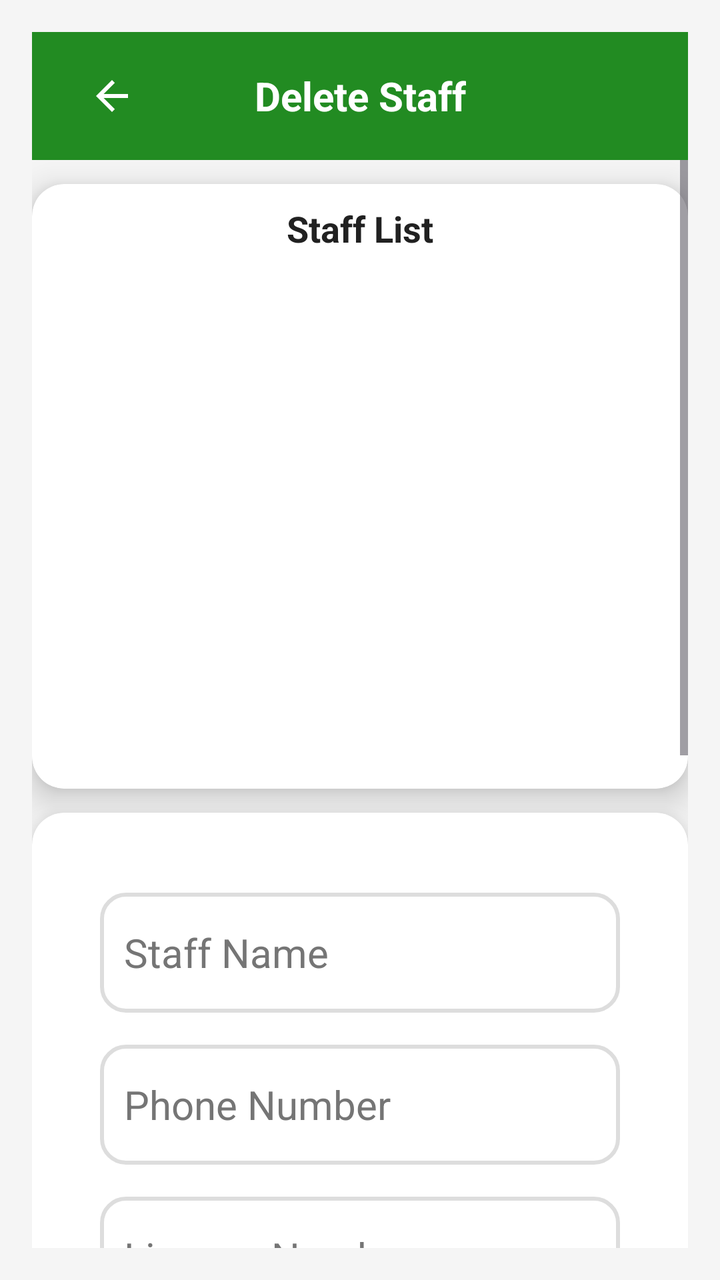
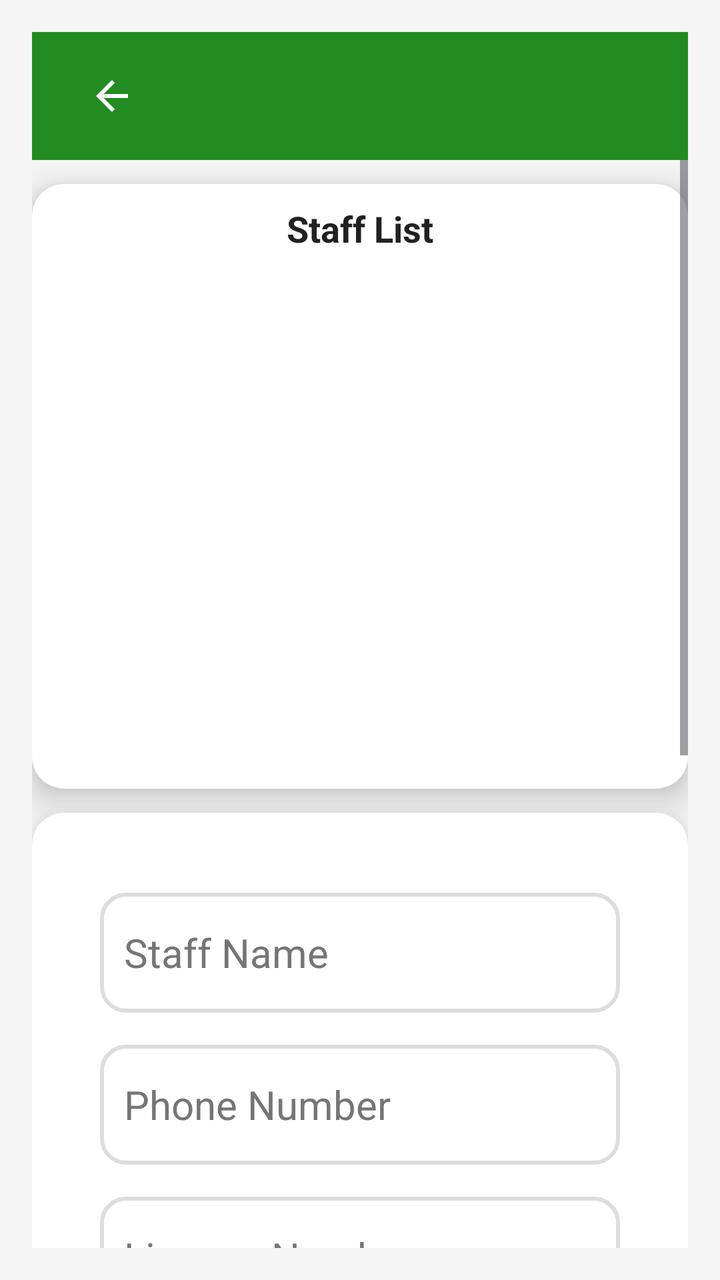

An Android layout rendered at two revisions. The XML below is the earlier revision; the diff shows what the commit changed to produce the second picture.
<!-- AndroidManifest.xml: application theme Theme.TransportApp -->
<!-- res/layout/activity_delete_staff.xml -->
<?xml version="1.0" encoding="utf-8"?>
<LinearLayout
    xmlns:android="http://schemas.android.com/apk/res/android"
    xmlns:app="http://schemas.android.com/apk/res-auto"
    android:layout_width="match_parent"
    android:layout_height="match_parent"
    android:orientation="vertical"
    android:background="#F5F5F5"
    android:padding="16dp">

    
    <androidx.appcompat.widget.Toolbar
        android:layout_width="match_parent"
        android:layout_height="?attr/actionBarSize"
        android:background="@color/green"
        android:elevation="6dp"
        android:theme="@style/ThemeOverlay.AppCompat.Dark.ActionBar">

        <ImageButton
            android:layout_width="48dp"
            android:layout_height="48dp"
            android:layout_marginStart="12dp"
            android:background="@null"
            android:contentDescription="Back"
            android:src="@drawable/baseline_arrow_back_24"
            app:tint="@android:color/white" />

        <TextView
            android:layout_width="wrap_content"
            android:layout_height="wrap_content"
            android:layout_gravity="center"
            android:text="Delete Staff"
            android:textColor="@android:color/white"
            android:textSize="20sp"
            android:textStyle="bold"/>
    </androidx.appcompat.widget.Toolbar>

    
    <ScrollView
        android:layout_width="match_parent"
        android:layout_height="0dp"
        android:layout_weight="1"
        android:fillViewport="true">

        <LinearLayout
            android:layout_width="match_parent"
            android:layout_height="wrap_content"
            android:orientation="vertical">

            
            <androidx.cardview.widget.CardView
                android:layout_width="match_parent"
                android:layout_height="wrap_content"
                android:layout_marginTop="12dp"
                android:backgroundTint="@android:color/white"
                app:cardCornerRadius="16dp"
                app:cardElevation="10dp">

                <LinearLayout
                    android:layout_width="match_parent"
                    android:layout_height="wrap_content"
                    android:orientation="vertical"
                    android:padding="10dp">

                    <TextView
                        android:layout_width="wrap_content"
                        android:layout_height="wrap_content"
                        android:text="Staff List"
                        android:textSize="18sp"
                        android:textStyle="bold"
                        android:textColor="#212121"
                        android:layout_gravity="center"
                        android:paddingBottom="8dp"/>

                    <androidx.recyclerview.widget.RecyclerView
                        android:id="@+id/driverRecyclerView"
                        android:layout_width="match_parent"
                        android:layout_height="250dp"
                        android:scrollbars="vertical"/>
                </LinearLayout>
            </androidx.cardview.widget.CardView>

            
            <androidx.cardview.widget.CardView
                android:layout_width="match_parent"
                android:layout_height="wrap_content"
                android:layout_marginTop="12dp"
                android:backgroundTint="@android:color/white"
                app:cardCornerRadius="16dp"
                app:cardElevation="10dp">

                <LinearLayout
                    android:layout_width="match_parent"
                    android:layout_height="wrap_content"
                    android:orientation="vertical"
                    android:padding="24dp">

                    <EditText
                        android:id="@+id/driverNameInput"
                        android:layout_width="match_parent"
                        android:layout_height="60dp"
                        android:layout_marginTop="16dp"
                        android:layout_marginHorizontal="10dp"
                        android:background="@drawable/edittext_background"
                        android:hint="Staff Name"
                        android:inputType="text"
                        android:padding="12dp"
                        android:textColor="#212121"
                        android:textColorHint="#757575"
                        android:textSize="20sp"
                        android:enabled="false" /> 

                    <EditText
                        android:id="@+id/driverPhoneInput"
                        android:layout_width="match_parent"
                        android:layout_height="60dp"
                        android:layout_marginTop="16dp"
                        android:layout_marginHorizontal="10dp"
                        android:background="@drawable/edittext_background"
                        android:hint="Phone Number"
                        android:inputType="phone"
                        android:padding="12dp"
                        android:textColor="#212121"
                        android:textColorHint="#757575"
                        android:textSize="20sp"
                        android:enabled="false" />

                    <EditText
                        android:id="@+id/licenseNumberInput"
                        android:layout_width="match_parent"
                        android:layout_height="60dp"
                        android:layout_marginTop="16dp"
                        android:layout_marginHorizontal="10dp"
                        android:background="@drawable/edittext_background"
                        android:hint="License Number"
                        android:inputType="text"
                        android:padding="12dp"
                        android:textColor="#212121"
                        android:textColorHint="#757575"
                        android:textSize="20sp"
                        android:enabled="false" />

                    <Spinner
                        android:id="@+id/vehicleDropdown"
                        android:layout_width="match_parent"
                        android:layout_height="60dp"
                        android:layout_marginTop="16dp"
                        android:layout_marginHorizontal="10dp"
                        android:background="@drawable/edittext_background"
                        android:padding="12dp"
                        android:spinnerMode="dropdown"
                        android:enabled="false" />

                    <Spinner
                        android:id="@+id/routeDropdown"
                        android:layout_width="match_parent"
                        android:layout_height="60dp"
                        android:layout_marginTop="16dp"
                        android:layout_marginHorizontal="10dp"
                        android:background="@drawable/edittext_background"
                        android:padding="12dp"
                        android:spinnerMode="dropdown"
                        android:enabled="false" />

                    <RadioGroup
                        android:id="@+id/statusRadioGroup"
                        android:layout_width="match_parent"
                        android:layout_height="wrap_content"
                        android:layout_marginTop="16dp"
                        android:layout_marginHorizontal="10dp"
                        android:orientation="horizontal"
                        android:enabled="false">

                        <RadioButton
                            android:id="@+id/activeRadioButton"
                            android:layout_width="0dp"
                            android:layout_height="wrap_content"
                            android:layout_weight="1"
                            android:text="Active"
                            android:textSize="18sp"
                            android:textColor="#212121"
                            android:padding="8dp"
                            android:checked="true" />

                        <RadioButton
                            android:id="@+id/notActiveRadioButton"
                            android:layout_width="0dp"
                            android:layout_height="wrap_content"
                            android:layout_weight="1"
                            android:text="Not Active"
                            android:textSize="18sp"
                            android:textColor="#212121"
                            android:padding="8dp" />
                    </RadioGroup>

                    <RadioGroup
                        android:id="@+id/roleRadioGroup"
                        android:layout_width="match_parent"
                        android:layout_height="wrap_content"
                        android:layout_marginTop="16dp"
                        android:layout_marginHorizontal="10dp"
                        android:orientation="horizontal"
                        android:enabled="false">

                        <RadioButton
                            android:id="@+id/driverRadioButton"
                            android:layout_width="0dp"
                            android:layout_height="wrap_content"
                            android:layout_weight="1"
                            android:text="Driver"
                            android:textSize="18sp"
                            android:textColor="#212121"
                            android:padding="8dp"
                            android:checked="true" />

                        <RadioButton
                            android:id="@+id/attendantRadioButton"
                            android:layout_width="0dp"
                            android:layout_height="wrap_content"
                            android:layout_weight="1"
                            android:text="Attendant"
                            android:textSize="18sp"
                            android:textColor="#212121"
                            android:padding="8dp" />
                    </RadioGroup>

                    <Button
                        android:id="@+id/deleteStaffButton"
                        android:layout_width="match_parent"
                        android:layout_height="wrap_content"
                        android:layout_gravity="center"
                        android:layout_marginTop="24dp"
                        android:layout_marginBottom="10dp"
                        android:backgroundTint="@color/green"
                        android:padding="16dp"
                        android:text="Delete Staff"
                        android:textColor="@android:color/white"
                        android:textSize="18sp"
                        android:textStyle="bold"
                        app:cornerRadius="12dp" />
                </LinearLayout>
            </androidx.cardview.widget.CardView>
        </LinearLayout>
    </ScrollView>
</LinearLayout>
<!-- resources referenced by this layout -->
<resources>
  <color name="green">#228B22</color>
  <!-- drawable baseline_arrow_back_24 (drawable) -->
  <vector xmlns:android="http://schemas.android.com/apk/res/android" android:autoMirrored="true" android:height="24dp" android:tint="#000000" android:viewportHeight="24" android:viewportWidth="24" android:width="24dp">
        
      <path android:fillColor="@android:color/white" android:pathData="M20,11H7.83l5.59,-5.59L12,4l-8,8 8,8 1.41,-1.41L7.83,13H20v-2z"/>
      
  </vector>
  <!-- drawable edittext_background (drawable) -->
  <?xml version="1.0" encoding="utf-8"?>
  <shape xmlns:android="http://schemas.android.com/apk/res/android">
      <solid android:color="#FFFFFF" />
      <corners android:radius="12dp" />
      <stroke android:width="2dp" android:color="#DDDDDD" />
  </shape>
  <style name="Theme.TransportApp" parent="Base.Theme.TransportApp" />
  <style name="Base.Theme.TransportApp" parent="Theme.Material3.DayNight.NoActionBar">
          
          
      </style>
</resources>

<!-- the commit's change to res/layout/activity_delete_staff.xml (unified diff, before → after) -->
@@ -5,35 +5,14 @@
     android:layout_width="match_parent"
     android:layout_height="match_parent"
     android:orientation="vertical"
-    android:background="#F5F5F5"
+    android:background="@color/screen_background"
     android:padding="16dp">
 
     
-    <androidx.appcompat.widget.Toolbar
+    <include
+        layout="@layout/toolbar"
         android:layout_width="match_parent"
-        android:layout_height="?attr/actionBarSize"
-        android:background="@color/green"
-        android:elevation="6dp"
-        android:theme="@style/ThemeOverlay.AppCompat.Dark.ActionBar">
-
-        <ImageButton
-            android:layout_width="48dp"
-            android:layout_height="48dp"
-            android:layout_marginStart="12dp"
-            android:background="@null"
-            android:contentDescription="Back"
-            android:src="@drawable/baseline_arrow_back_24"
-            app:tint="@android:color/white" />
-
-        <TextView
-            android:layout_width="wrap_content"
-            android:layout_height="wrap_content"
-            android:layout_gravity="center"
-            android:text="Delete Staff"
-            android:textColor="@android:color/white"
-            android:textSize="20sp"
-            android:textStyle="bold"/>
-    </androidx.appcompat.widget.Toolbar>
+        android:layout_height="?attr/actionBarSize" />
 
     
     <ScrollView
@@ -48,7 +27,7 @@
             android:orientation="vertical">
 
             
-            <androidx.cardview.widget.CardView
+            <com.google.android.material.card.MaterialCardView
                 android:layout_width="match_parent"
                 android:layout_height="wrap_content"
                 android:layout_marginTop="12dp"
@@ -65,10 +44,10 @@
                     <TextView
                         android:layout_width="wrap_content"
                         android:layout_height="wrap_content"
-                        android:text="Staff List"
+                        android:text="@string/staff_list"
                         android:textSize="18sp"
                         android:textStyle="bold"
-                        android:textColor="#212121"
+                        android:textColor="@color/text_primary"
                         android:layout_gravity="center"
                         android:paddingBottom="8dp"/>
 
@@ -78,10 +57,10 @@
                         android:layout_height="250dp"
                         android:scrollbars="vertical"/>
                 </LinearLayout>
-            </androidx.cardview.widget.CardView>
+            </com.google.android.material.card.MaterialCardView>
 
             
-            <androidx.cardview.widget.CardView
+            <com.google.android.material.card.MaterialCardView
                 android:layout_width="match_parent"
                 android:layout_height="wrap_content"
                 android:layout_marginTop="12dp"
@@ -102,11 +81,11 @@
                         android:layout_marginTop="16dp"
                         android:layout_marginHorizontal="10dp"
                         android:background="@drawable/edittext_background"
-                        android:hint="Staff Name"
+                        android:hint="@string/hint_staff_name"
                         android:inputType="text"
                         android:padding="12dp"
-                        android:textColor="#212121"
-                        android:textColorHint="#757575"
+                        android:textColor="@color/text_primary"
+                        android:textColorHint="@color/text_hint"
                         android:textSize="20sp"
                         android:enabled="false" /> 
 
@@ -117,11 +96,11 @@
                         android:layout_marginTop="16dp"
                         android:layout_marginHorizontal="10dp"
                         android:background="@drawable/edittext_background"
-                        android:hint="Phone Number"
+                        android:hint="@string/hint_phone_number"
                         android:inputType="phone"
                         android:padding="12dp"
-                        android:textColor="#212121"
-                        android:textColorHint="#757575"
+                        android:textColor="@color/text_primary"
+                        android:textColorHint="@color/text_hint"
                         android:textSize="20sp"
                         android:enabled="false" />
 
@@ -132,11 +111,11 @@
                         android:layout_marginTop="16dp"
                         android:layout_marginHorizontal="10dp"
                         android:background="@drawable/edittext_background"
-                        android:hint="License Number"
+                        android:hint="@string/hint_license_number"
                         android:inputType="text"
                         android:padding="12dp"
-                        android:textColor="#212121"
-                        android:textColorHint="#757575"
+                        android:textColor="@color/text_primary"
+                        android:textColorHint="@color/text_hint"
                         android:textSize="20sp"
                         android:enabled="false" />
 
@@ -176,9 +155,9 @@
                             android:layout_width="0dp"
                             android:layout_height="wrap_content"
                             android:layout_weight="1"
-                            android:text="Active"
-                            android:textSize="18sp"
-                            android:textColor="#212121"
+                            android:text="@string/active"
+                            android:textSize="18sp"
+                            android:textColor="@color/text_primary"
                             android:padding="8dp"
                             android:checked="true" />
 
@@ -187,9 +166,9 @@
                             android:layout_width="0dp"
                             android:layout_height="wrap_content"
                             android:layout_weight="1"
-                            android:text="Not Active"
-                            android:textSize="18sp"
-                            android:textColor="#212121"
+                            android:text="@string/not_active"
+                            android:textSize="18sp"
+                            android:textColor="@color/text_primary"
                             android:padding="8dp" />
                     </RadioGroup>
 
@@ -207,9 +186,9 @@
                             android:layout_width="0dp"
                             android:layout_height="wrap_content"
                             android:layout_weight="1"
-                            android:text="Driver"
-                            android:textSize="18sp"
-                            android:textColor="#212121"
+                            android:text="@string/driver"
+                            android:textSize="18sp"
+                            android:textColor="@color/text_primary"
                             android:padding="8dp"
                             android:checked="true" />
 
@@ -218,9 +197,9 @@
                             android:layout_width="0dp"
                             android:layout_height="wrap_content"
                             android:layout_weight="1"
-                            android:text="Attendant"
-                            android:textSize="18sp"
-                            android:textColor="#212121"
+                            android:text="@string/attendant"
+                            android:textSize="18sp"
+                            android:textColor="@color/text_primary"
                             android:padding="8dp" />
                     </RadioGroup>
 
@@ -233,13 +212,43 @@
                         android:layout_marginBottom="10dp"
                         android:backgroundTint="@color/green"
                         android:padding="16dp"
-                        android:text="Delete Staff"
+                        android:text="@string/title_delete_staff"
                         android:textColor="@android:color/white"
                         android:textSize="18sp"
                         android:textStyle="bold"
                         app:cornerRadius="12dp" />
                 </LinearLayout>
-            </androidx.cardview.widget.CardView>
+            </com.google.android.material.card.MaterialCardView>
         </LinearLayout>
     </ScrollView>
 </LinearLayout>
+<!-- res/layout/toolbar.xml (included above) -->
+<?xml version="1.0" encoding="utf-8"?>
+<com.google.android.material.appbar.MaterialToolbar xmlns:android="http://schemas.android.com/apk/res/android"
+    xmlns:app="http://schemas.android.com/apk/res-auto"
+    android:id="@+id/toolbar"
+    android:layout_width="match_parent"
+    android:layout_height="?attr/actionBarSize"
+    android:background="@color/green"
+    android:elevation="4dp"
+    android:theme="@style/ThemeOverlay.AppCompat.Dark.ActionBar">
+
+    <ImageButton
+        android:id="@+id/backButton"
+        android:layout_width="48dp"
+        android:layout_height="48dp"
+        android:layout_marginStart="12dp"
+        android:background="@null"
+        android:contentDescription="@string/back_button_desc"
+        android:src="@drawable/baseline_arrow_back_24"
+        app:tint="@android:color/white" />
+
+    <TextView
+        android:id="@+id/toolbar_title"
+        android:layout_width="wrap_content"
+        android:layout_height="wrap_content"
+        android:layout_gravity="center"
+        android:textColor="@android:color/white"
+        android:textSize="22sp"
+        android:textStyle="bold" />
+</com.google.android.material.appbar.MaterialToolbar>
<!-- resource entries referenced after the edit -->
@@ -1,6 +1,9 @@
 <!-- resources referenced by this layout -->
 <resources>
   <color name="green">#228B22</color>
+  <color name="screen_background">#F5F5F5</color>
+  <color name="text_hint">#757575</color>
+  <color name="text_primary">#212121</color>
   <!-- drawable baseline_arrow_back_24 (drawable) -->
   <vector xmlns:android="http://schemas.android.com/apk/res/android" android:autoMirrored="true" android:height="24dp" android:tint="#000000" android:viewportHeight="24" android:viewportWidth="24" android:width="24dp">
         
@@ -14,10 +17,28 @@
       <corners android:radius="12dp" />
       <stroke android:width="2dp" android:color="#DDDDDD" />
   </shape>
+  <string name="active">Active</string>
+  <string name="attendant">Attendant</string>
+  <string name="back_button_desc">Navigate back</string>
+  <string name="driver">Driver</string>
+  <string name="hint_license_number">License Number</string>
+  <string name="hint_phone_number">Phone Number</string>
+  <string name="hint_staff_name">Staff Name</string>
+  <string name="not_active">Not Active</string>
+  <string name="staff_list">Staff List</string>
+  <string name="title_delete_staff">Delete Staff</string>
   <style name="Theme.TransportApp" parent="Base.Theme.TransportApp" />
   <style name="Base.Theme.TransportApp" parent="Theme.Material3.DayNight.NoActionBar">
           
+          <item name="colorPrimary">@color/green</item>
+          <item name="colorOnPrimary">@color/white</item>
+          <item name="colorSecondary">@color/accent_orange</item>
+          <item name="colorOnSecondary">@color/black</item>
           
+          <item name="materialCardViewStyle">@style/Widget.Material3.CardView.Elevated</item>
       </style>
+  <color name="white">#FFFFFFFF</color>
+  <color name="accent_orange">#FF9800</color>
+  <color name="black">#FF000000</color>
 </resources>
 
